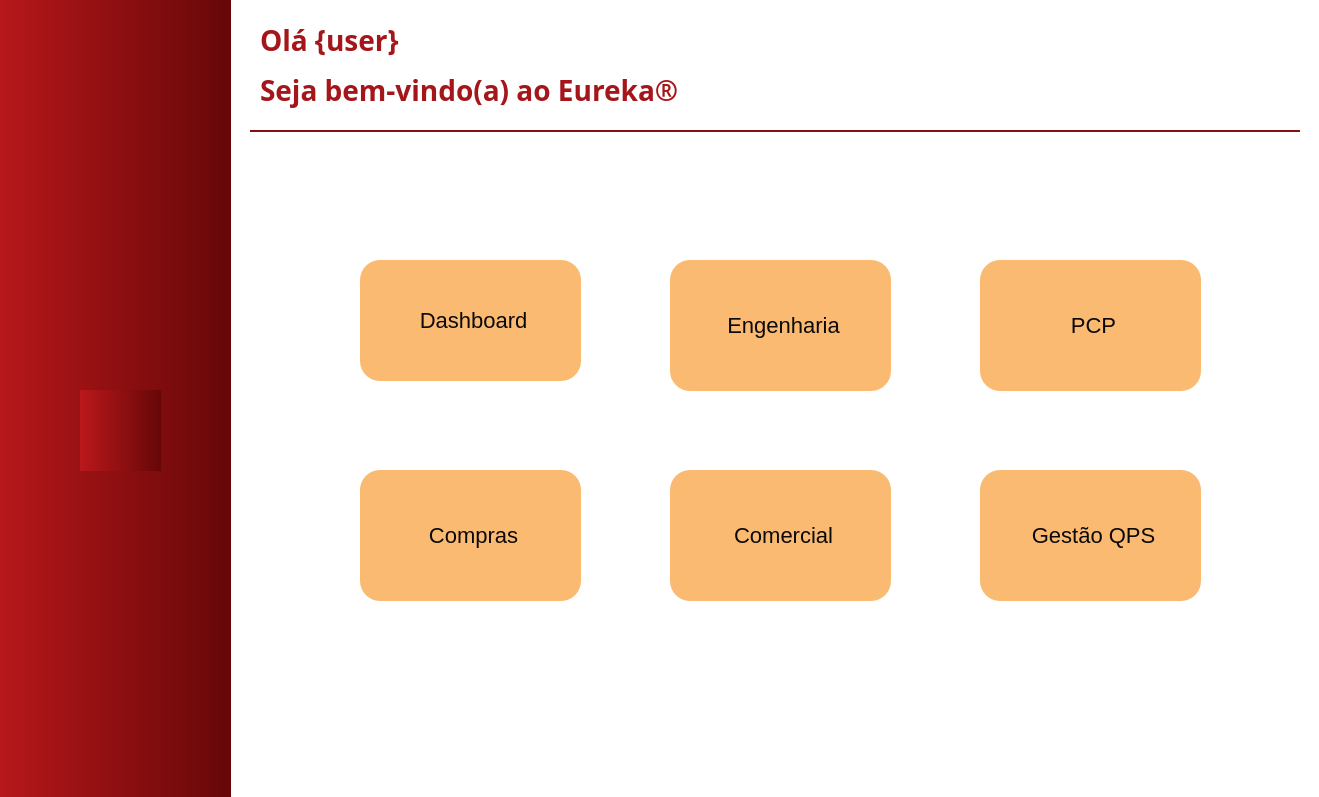
Before: the Qt Designer form src/qt/ui/home_window.ui in eliezermoraesss/eureka_app_pyqt5_project_v2, drawn with Qt 5.
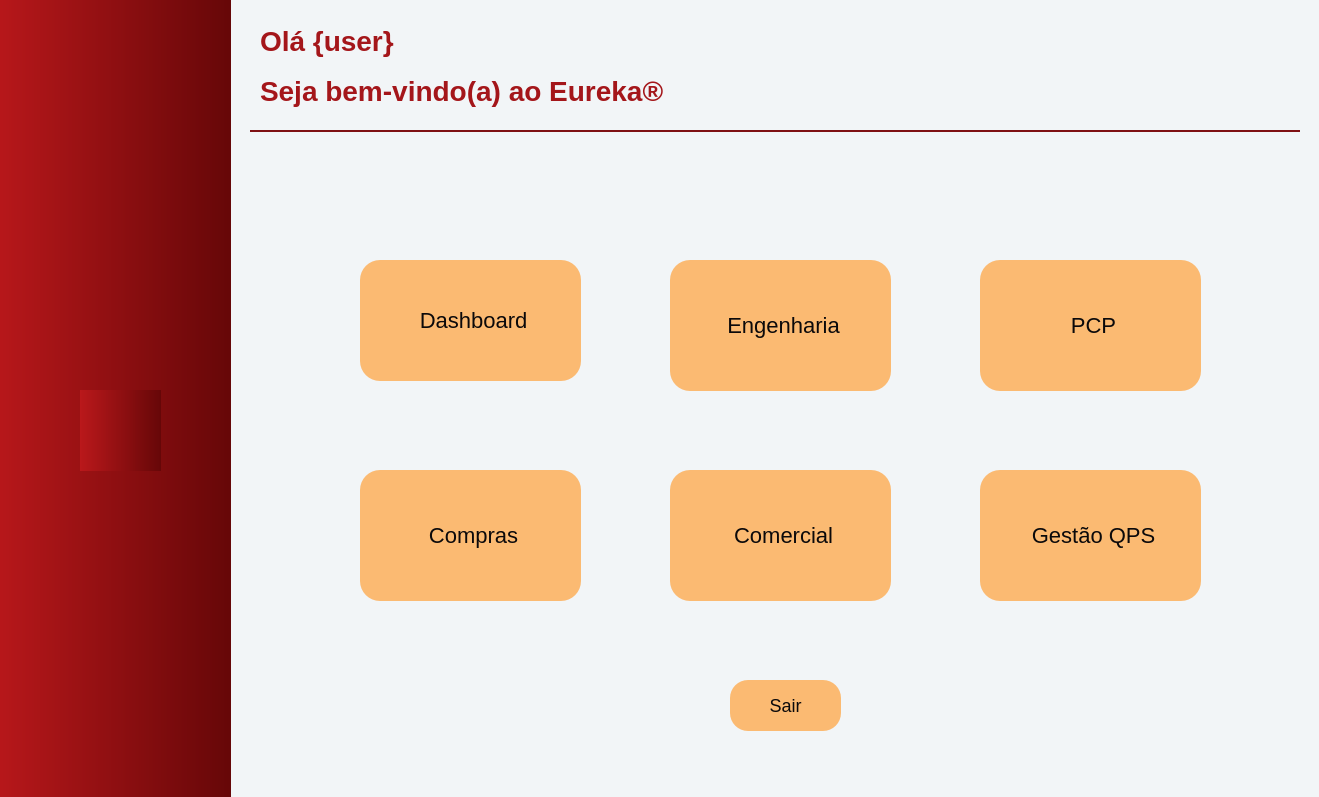
After: the same form once the commit is applied. Icons and pictures are not drawn.

```diff
--- a/src/qt/ui/home_window.ui
+++ b/src/qt/ui/home_window.ui
@@ -10,6 +10,11 @@
     <height>797</height>
    </rect>
   </property>
+  <property name="font">
+   <font>
+    <family>Segoe UI</family>
+   </font>
+  </property>
   <property name="windowTitle">
    <string>MainWindow</string>
   </property>
@@ -28,12 +33,12 @@
     </property>
     <property name="font">
      <font>
-      <family>Segoe UI</family>
+      <family>Segoe UI Light</family>
      </font>
     </property>
     <property name="styleSheet">
      <string notr="true">* {
-    background-color: #ffffff;
+    background-color: #F2F5F7;
 	font-style: &quot;Segoe UI&quot;;
  	color: #0B090A;
 }
@@ -304,7 +309,6 @@
      </property>
      <property name="font">
       <font>
-       <family>Segoe UI Semibold</family>
        <pointsize>-1</pointsize>
        <weight>75</weight>
        <bold>true</bold>
@@ -409,7 +413,6 @@
      </property>
      <property name="font">
       <font>
-       <family>Segoe UI Semibold</family>
        <pointsize>-1</pointsize>
        <weight>75</weight>
        <bold>true</bold>
@@ -428,6 +431,58 @@
       <string>Olá {user}</string>
      </property>
     </widget>
+    <widget class="QPushButton" name="btn_logout">
+     <property name="geometry">
+      <rect>
+       <x>500</x>
+       <y>680</y>
+       <width>111</width>
+       <height>51</height>
+      </rect>
+     </property>
+     <property name="minimumSize">
+      <size>
+       <width>0</width>
+       <height>41</height>
+      </size>
+     </property>
+     <property name="font">
+      <font>
+       <pointsize>-1</pointsize>
+      </font>
+     </property>
+     <property name="styleSheet">
+      <string notr="true">QPushButton {
+    background-color: #fbba72;
+    border: 2px;
+    border-radius: 18px;
+    font-size: 18px;
+    font-weight: regular;
+}
+
+QPushButton:hover {
+    background-color: #a4161a;
+    border: 2px solid #333;
+    color: #EEEEEE;
+	font-weight: bold;
+  	font-size: 23px;
+}
+</string>
+     </property>
+     <property name="text">
+      <string>Sair</string>
+     </property>
+     <property name="icon">
+      <iconset resource="../static/resource.qrc">
+       <normaloff>:/icon/icon/sair.png</normaloff>:/icon/icon/sair.png</iconset>
+     </property>
+     <property name="iconSize">
+      <size>
+       <width>32</width>
+       <height>32</height>
+      </size>
+     </property>
+    </widget>
     <zorder>btn_qps</zorder>
     <zorder>btn_comercial</zorder>
     <zorder>btn_compras</zorder>
```
Left out of the diff: 67 changed lines with no effect on the pictures.
